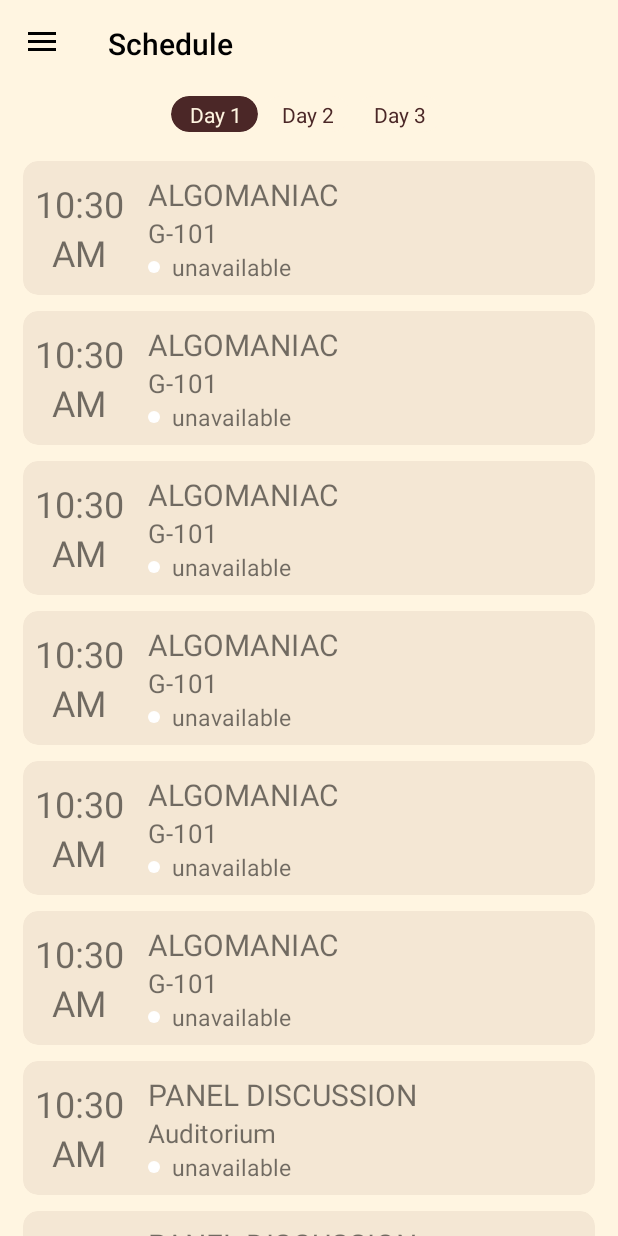
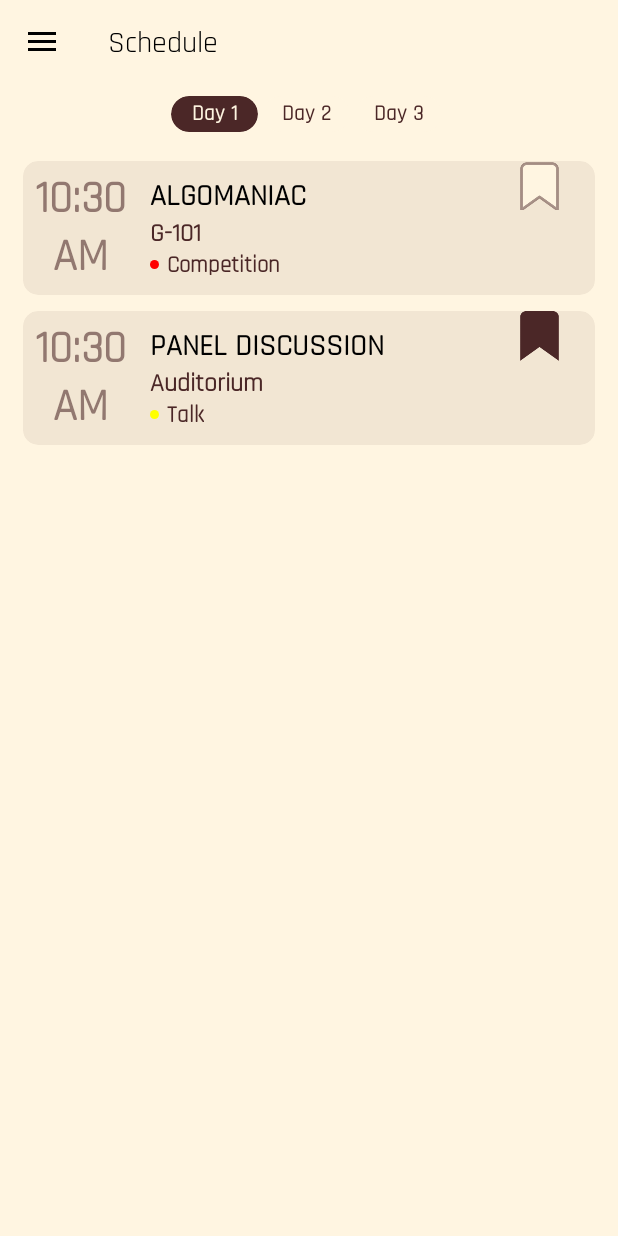
Before and after one commit to vineeth-vk11/ATMOS, an Android app: the screen it shows after launch (MainActivity), in the side drawer, after a tap on "Schedule", on a phone screen of 412 x 824 dp. Run offline under Robolectric (Android 15) with nearby library versions, the phone set to English and light mode, and no system bars; our stand-ins replace navigation-ui.

Commit message:
UI refinements to Schedule screen

```diff
--- a/app/src/main/java/com/example/atmos/ui/home/HomeFragment.java
+++ b/app/src/main/java/com/example/atmos/ui/home/HomeFragment.java
@@ -28,10 +28,12 @@ public class HomeFragment extends Fragment {
         View rootView = inflater.inflate(R.layout.fragment_home, container, false);
 
         ArrayList<Event> upcomingEvents = new ArrayList<>();
+        upcomingEvents.add(new Event("Random event", "Oct 18, 2019"));
         //TODO: Get announcements from API call and store them in this array
 
 
         ArrayList<Event> announcements = new ArrayList<>();
+        announcements.add(new Event("Random announcement", "October 15, 2019"));
         //TODO: Get announcements from API call and store them in this array
 
 
--- a/app/src/main/java/com/example/atmos/ui/schedule/ScheduleAdapter.java
+++ b/app/src/main/java/com/example/atmos/ui/schedule/ScheduleAdapter.java
@@ -1,6 +1,7 @@
 package com.example.atmos.ui.schedule;
 
 import android.content.Context;
+import android.graphics.Color;
 import android.view.LayoutInflater;
 import android.view.View;
 import android.view.ViewGroup;
@@ -24,6 +25,7 @@ class ScheduleAdapter extends RecyclerView.Adapter<ScheduleAdapter.ViewHolder> {
         public TextView locationTextView;
         public ImageView tagImageView;
         public TextView tagTextView;
+        public ImageView bookmarkedImageView;
 
         ViewHolder(View itemView) {
             super(itemView);
@@ -34,6 +36,7 @@ class ScheduleAdapter extends RecyclerView.Adapter<ScheduleAdapter.ViewHolder> {
             locationTextView = itemView.findViewById(R.id.schedule_event_location_text_view);
             tagImageView = itemView.findViewById(R.id.schedule_event_tag_image_view);
             tagTextView = itemView.findViewById(R.id.schedule_event_tag_text_view);
+            bookmarkedImageView = itemView.findViewById(R.id.event_bookmark_image_view);
         }
 
     }
@@ -44,11 +47,13 @@ class ScheduleAdapter extends RecyclerView.Adapter<ScheduleAdapter.ViewHolder> {
         mEvents = events;
     }
 
+    private Context mContext;
+
     @NonNull
     @Override
     public ViewHolder onCreateViewHolder(@NonNull ViewGroup parent, int viewType) {
-        Context context = parent.getContext();
-        LayoutInflater inflater = LayoutInflater.from(context);
+        mContext = parent.getContext();
+        LayoutInflater inflater = LayoutInflater.from(mContext);
 
         View contactView = inflater.inflate(R.layout.list_item_schedule, parent, false);
 
@@ -58,7 +63,7 @@ class ScheduleAdapter extends RecyclerView.Adapter<ScheduleAdapter.ViewHolder> {
 
     @Override
     public void onBindViewHolder(@NonNull ViewHolder holder, int position) {
-        ScheduleEvent event = mEvents.get(position);
+        final ScheduleEvent event = mEvents.get(position);
 
         TextView timePrimaryTextView = holder.timePrimaryTextView;
         TextView timeSecondaryTextView = holder.timeSecondaryTextView;
@@ -66,6 +71,7 @@ class ScheduleAdapter extends RecyclerView.Adapter<ScheduleAdapter.ViewHolder> {
         TextView locationTextView = holder.locationTextView;
         ImageView tagImageView = holder.tagImageView;
         TextView tagTextView = holder.tagTextView;
+        final ImageView bookmarkedImageView = holder.bookmarkedImageView;
 
         String hours = "hh:mm";
         String aOp = "a";
@@ -77,8 +83,39 @@ class ScheduleAdapter extends RecyclerView.Adapter<ScheduleAdapter.ViewHolder> {
         timeSecondaryTextView.setText(sdfAoP.format(event.getTime()));
         nameTextView.setText(event.getName());
         locationTextView.setText(event.getLocation());
+
         //TODO: Code proper recognition for tags
-        tagTextView.setText("unavailable");
+        if(event.isBookmarked()) {
+            bookmarkedImageView.setImageResource(R.drawable.bookmark_filled);
+        }
+
+        //TODO: Set respective image sources
+        if(event.getTag() == ScheduleEvent.SCHEDULE_EVENT_COMPETITION) {
+            tagTextView.setText(mContext.getString(R.string.competition));
+            tagImageView.setColorFilter(Color.RED);
+        }
+        else if(event.getTag() == ScheduleEvent.SCHEDULE_EVENT_WORKSHOP) {
+            tagTextView.setText(mContext.getString(R.string.workshop));
+            tagImageView.setColorFilter(Color.GREEN);
+        }
+        else {
+            tagTextView.setText(mContext.getString(R.string.talk));
+            tagImageView.setColorFilter(Color.YELLOW);
+        }
+
+        bookmarkedImageView.setOnClickListener(new View.OnClickListener() {
+            @Override
+            public void onClick(View view) {
+                //TODO: Add code to update boolean and save data into database
+                if(event.isBookmarked()) {
+                    bookmarkedImageView.setImageResource(R.drawable.bookmark_outline);
+                }
+                else {
+                    bookmarkedImageView.setImageResource(R.drawable.bookmark_filled);
+                }
+            }
+        });
+
     }
 
     @Override
--- a/app/src/main/java/com/example/atmos/ui/schedule/ScheduleEvent.java
+++ b/app/src/main/java/com/example/atmos/ui/schedule/ScheduleEvent.java
@@ -9,13 +9,20 @@ public class ScheduleEvent {
     private String location;
     private int day;
     private int tag;
+    private boolean bookmarked;
 
-    public ScheduleEvent(Date timeOfEvent, String nameOfEvent, String locationOfEvent, int dayOfEvent,int tagOfEvent) {
+    public static final int SCHEDULE_EVENT_COMPETITION = 1;
+    public static final int SCHEDULE_EVENT_WORKSHOP = 2;
+    public static final int SCHEDULE_EVENT_TALK = 3;
+
+
+    public ScheduleEvent(Date timeOfEvent, String nameOfEvent, String locationOfEvent, int dayOfEvent,int tagOfEvent, boolean eventIsBookmarked) {
         time = timeOfEvent;
         name = nameOfEvent;
         location = locationOfEvent;
         day = dayOfEvent;
         tag = tagOfEvent;
+        bookmarked = eventIsBookmarked;
     }
 
     public Date getTime() {
@@ -37,4 +44,8 @@ public class ScheduleEvent {
     public int getDay() {
         return day;
     }
+
+    public boolean isBookmarked() {
+        return bookmarked;
+    }
 }
--- a/app/src/main/java/com/example/atmos/ui/schedule/ScheduleFragment.java
+++ b/app/src/main/java/com/example/atmos/ui/schedule/ScheduleFragment.java
@@ -54,39 +54,8 @@ public class ScheduleFragment extends Fragment {
         mDayThrreeCardView = root.findViewById(R.id.day_three_header_card_view);
 
         events = new ArrayList<>();
-        Date date = new Date();
-        events.add(new ScheduleEvent(date, "Algomaniac", "G-101", 1, 1));
-        events.add(new ScheduleEvent(date, "Algomaniac", "G-101", 1, 1));
-        events.add(new ScheduleEvent(date, "Algomaniac", "G-101", 1, 1));
-        events.add(new ScheduleEvent(date, "Algomaniac", "G-101", 1, 1));
-        events.add(new ScheduleEvent(date, "Algomaniac", "G-101", 1, 1));
-        events.add(new ScheduleEvent(date, "Algomaniac", "G-101", 1, 1));
-        events.add(new ScheduleEvent(date, "Panel discussion", "Auditorium", 2, 1));
-        events.add(new ScheduleEvent(date, "Panel discussion", "Auditorium", 2, 1));
-        events.add(new ScheduleEvent(date, "Panel discussion", "Auditorium", 2, 1));
-        events.add(new ScheduleEvent(date, "Panel discussion", "Auditorium", 2, 1));
-        events.add(new ScheduleEvent(date, "Panel discussion", "Auditorium", 2, 1));
-        events.add(new ScheduleEvent(date, "Panel discussion", "Auditorium", 2, 1));
-        events.add(new ScheduleEvent(date, "Panel discussion", "Auditorium", 2, 1));
-        events.add(new ScheduleEvent(date, "Panel discussion", "Auditorium", 2, 1));
-        events.add(new ScheduleEvent(date, "Panel discussion", "Auditorium", 2, 1));
-        events.add(new ScheduleEvent(date, "Panel discussion", "Auditorium", 2, 1));
-        events.add(new ScheduleEvent(date, "Panel discussion", "Auditorium", 2, 1));
-        events.add(new ScheduleEvent(date, "Panel discussion", "Auditorium", 2, 1));
-        events.add(new ScheduleEvent(date, "Panel discussion", "Auditorium", 2, 1));
-        events.add(new ScheduleEvent(date, "Competitive coding wrokshop", "F-204", 3, 1));
-        events.add(new ScheduleEvent(date, "Competitive coding wrokshop", "F-204", 3, 1));
-        events.add(new ScheduleEvent(date, "Competitive coding wrokshop", "F-204", 3, 1));
-        events.add(new ScheduleEvent(date, "Competitive coding wrokshop", "F-204", 3, 1));
-        events.add(new ScheduleEvent(date, "Competitive coding wrokshop", "F-204", 3, 1));
-        events.add(new ScheduleEvent(date, "Competitive coding wrokshop", "F-204", 3, 1));
-        events.add(new ScheduleEvent(date, "Competitive coding wrokshop", "F-204", 3, 1));
-        events.add(new ScheduleEvent(date, "Competitive coding wrokshop", "F-204", 3, 1));
-        events.add(new ScheduleEvent(date, "Competitive coding wrokshop", "F-204", 3, 1));
-        events.add(new ScheduleEvent(date, "Competitive coding wrokshop", "F-204", 3, 1));
-        events.add(new ScheduleEvent(date, "Competitive coding wrokshop", "F-204", 3, 1));
-        events.add(new ScheduleEvent(date, "Competitive coding wrokshop", "F-204", 3, 1));
-        events.add(new ScheduleEvent(date, "Competitive coding wrokshop", "F-204", 3, 1));
+        events.add(new ScheduleEvent(new Date(), "Algomaniac", "G-101", 1, ScheduleEvent.SCHEDULE_EVENT_COMPETITION, false));
+        events.add(new ScheduleEvent(new Date(), "Panel discussion", "Auditorium", 2, ScheduleEvent.SCHEDULE_EVENT_TALK, true));
         //TODO: Get scheduled events and store them in ArrayList
 
         ScheduleAdapter adapter = new ScheduleAdapter(events);
@@ -128,6 +97,7 @@ public class ScheduleFragment extends Fragment {
         mDayOneCardView.setOnClickListener(new View.OnClickListener() {
             @Override
             public void onClick(View view) {
+                //TODO: Set target scroll position for day 1
                 smoothScroller.setTargetPosition(0);
                 manager.startSmoothScroll(smoothScroller);
             }
@@ -136,6 +106,7 @@ public class ScheduleFragment extends Fragment {
         mDayTwoCardView.setOnClickListener(new View.OnClickListener() {
             @Override
             public void onClick(View view) {
+                //TODO: Set target scroll position for day 2
                 smoothScroller.setTargetPosition(6);
                 manager.startSmoothScroll(smoothScroller);
             }
@@ -144,6 +115,7 @@ public class ScheduleFragment extends Fragment {
         mDayThrreeCardView.setOnClickListener(new View.OnClickListener() {
             @Override
             public void onClick(View view) {
+                //TODO: Set target scroll position for day 3
                 smoothScroller.setTargetPosition(19);
                 manager.startSmoothScroll(smoothScroller);
             }
--- a/app/src/main/res/layout/list_item_schedule.xml
+++ b/app/src/main/res/layout/list_item_schedule.xml
@@ -40,7 +40,8 @@
                     android:id="@+id/schedule_event_time_primary_text_view"
                     android:layout_width="wrap_content"
                     android:layout_height="wrap_content"
-                    android:textSize="24sp"
+                    android:textColor="@color/textTertiary"
+                    android:textSize="30sp"
                     tools:text="10:00" />
 
                 <TextView
@@ -48,8 +49,9 @@
                     android:layout_width="wrap_content"
                     android:layout_height="wrap_content"
                     android:layout_gravity="center_horizontal"
-                    android:textSize="24sp"
+                    android:textColor="@color/textTertiary"
 
+                    android:textSize="30sp"
                     tools:text="AM" />
 
             </LinearLayout>
@@ -61,7 +63,7 @@
                 android:layout_marginEnd="8dp"
                 android:orientation="vertical"
                 app:layout_constraintBottom_toBottomOf="parent"
-                app:layout_constraintEnd_toEndOf="parent"
+                app:layout_constraintEnd_toStartOf="@+id/event_bookmark_image_view"
                 app:layout_constraintHorizontal_bias="0.0"
                 app:layout_constraintStart_toEndOf="@+id/linearLayout2"
                 app:layout_constraintTop_toTopOf="parent">
@@ -70,7 +72,9 @@
                     android:id="@+id/schedule_event_name_text_view"
                     android:layout_width="wrap_content"
                     android:layout_height="wrap_content"
+                    android:fontFamily="@font/rajdhani"
                     android:textAllCaps="true"
+                    android:textColor="@color/textColor"
                     android:textSize="20sp"
                     tools:text="Algomaniac" />
 
@@ -78,6 +82,7 @@
                     android:id="@+id/schedule_event_location_text_view"
                     android:layout_width="wrap_content"
                     android:layout_height="wrap_content"
+                    android:textColor="@color/textSecondary"
                     android:textSize="17sp"
                     tools:text="G-101" />
 
@@ -87,16 +92,17 @@
 
                     <androidx.appcompat.widget.AppCompatImageView
                         android:id="@+id/schedule_event_tag_image_view"
-                        android:layout_width="wrap_content"
-                        android:layout_height="wrap_content"
+                        android:layout_width="6dp"
+                        android:layout_height="6dp"
                         android:layout_gravity="center_vertical"
-                        android:layout_marginEnd="8dp"
+                        android:layout_marginEnd="5dp"
                         android:src="@drawable/circle" />
 
                     <TextView
                         android:id="@+id/schedule_event_tag_text_view"
                         android:layout_width="wrap_content"
                         android:layout_height="wrap_content"
+                        android:textColor="@color/textSecondary"
                         android:textSize="15sp"
                         tools:text="Competition" />
 
@@ -104,6 +110,15 @@
 
 
             </LinearLayout>
+
+            <ImageView
+                android:id="@+id/event_bookmark_image_view"
+                android:layout_width="25.67dp"
+                android:layout_height="33dp"
+                android:layout_marginEnd="24dp"
+                app:layout_constraintEnd_toEndOf="parent"
+                app:layout_constraintTop_toTopOf="parent"
+                app:srcCompat="@drawable/bookmark_outline" />
 
 
         </androidx.constraintlayout.widget.ConstraintLayout>
--- a/app/src/main/res/layout/list_item_upcomming_events.xml
+++ b/app/src/main/res/layout/list_item_upcomming_events.xml
@@ -31,6 +31,7 @@
                 android:layout_height="wrap_content"
                 android:layout_marginStart="16dp"
                 android:layout_marginTop="12dp"
+                android:layout_marginBottom="4dp"
                 android:textColor="@color/textColor"
                 android:textSize="17sp"
                 tools:text="Competitive coding workshop" />
--- a/app/src/main/res/values/colors.xml
+++ b/app/src/main/res/values/colors.xml
@@ -4,9 +4,10 @@
     <color name="colorPrimaryDark">#FFF5E1</color>
     <color name="colorAccent">#4B2727</color>
     <color name="background">#FFF5E1</color>
-    <color name="backgroundDark">#F4E7D4</color>
+    <color name="backgroundDark">#124B2727</color>
     <color name="secondary">#4B2727</color>
     <color name="textColor">#000000</color>
     <color name="textSecondary">#4B2727</color>
+    <color name="textTertiary">#944B2727</color>
     <color name="drawerArrowColor">#000000</color>
 </resources>
--- a/app/src/main/res/values/strings.xml
+++ b/app/src/main/res/values/strings.xml
@@ -23,6 +23,10 @@
     <string name="day_two">Day 2</string>
     <string name="day_three">Day 3</string>
 
+    <string name="competition">Competition</string>
+    <string name="workshop">Workshop</string>
+    <string name="talk">Talk</string>
+
     <!-- TODO: Remove or change this placeholder text -->
     <string name="hello_blank_fragment">Hello blank fragment</string>
 </resources>
--- a/app/src/main/res/values/styles.xml
+++ b/app/src/main/res/values/styles.xml
@@ -8,6 +8,8 @@
         <item name="colorAccent">@color/colorAccent</item>
         <item name="drawerArrowStyle">@style/DrawerArrowStyle</item>
         <item name="android:windowLightStatusBar">true</item>
+        <item name="android:fontFamily">@font/rajdhani</item>
+        <item name="android:textStyle">bold</item>
     </style>
 
     <style name="AppTheme.NoActionBar">
```
Also changed, not shown: app/src/main/res/drawable-v24/bookmark_filled.png, app/src/main/res/drawable-v24/bookmark_outline.png (added), app/src/main/res/drawable-v24/bookmark_outlined.png (deleted), app/src/main/res/font/rajdhani.ttf (added).
